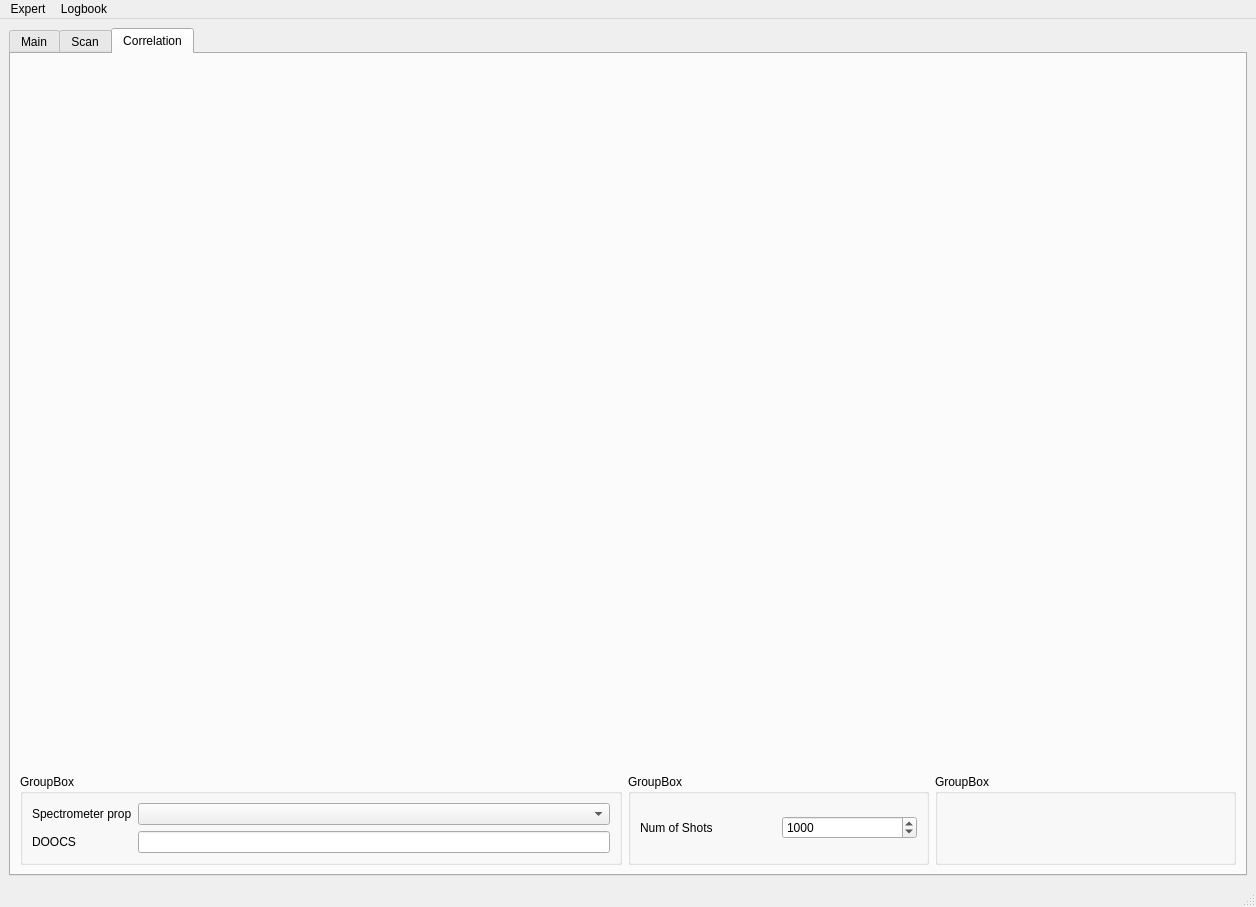
Above: gui/UISpectrometer.ui from sergey-tomin/pyhirex before the change. Below: the same form after it.
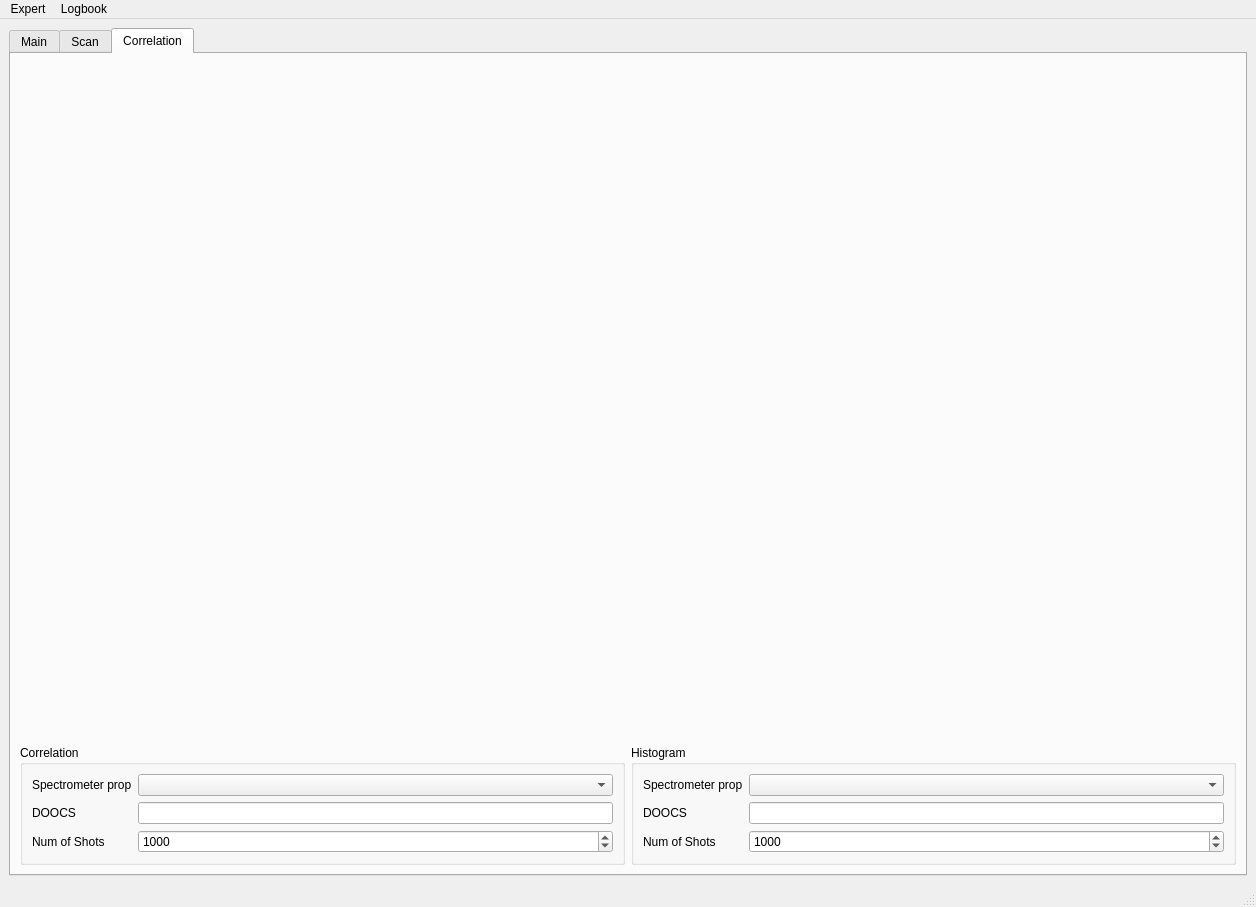
That is the form after the change. The open tabs and pages were chosen to show the change.

```diff
--- a/gui/UISpectrometer.ui
+++ b/gui/UISpectrometer.ui
@@ -803,38 +803,6 @@
         <string>Correlation</string>
        </attribute>
        <layout class="QGridLayout" name="gridLayout_15">
-        <item row="1" column="2">
-         <widget class="QGroupBox" name="groupBox_8">
-          <property name="title">
-           <string>GroupBox</string>
-          </property>
-          <layout class="QGridLayout" name="gridLayout_17">
-           <item row="0" column="1">
-            <widget class="QSpinBox" name="sb_n_shots">
-             <property name="minimum">
-              <number>1</number>
-             </property>
-             <property name="maximum">
-              <number>10000</number>
-             </property>
-             <property name="singleStep">
-              <number>100</number>
-             </property>
-             <property name="value">
-              <number>1000</number>
-             </property>
-            </widget>
-           </item>
-           <item row="0" column="0">
-            <widget class="QLabel" name="label_16">
-             <property name="text">
-              <string>Num of Shots</string>
-             </property>
-            </widget>
-           </item>
-          </layout>
-         </widget>
-        </item>
         <item row="0" column="0" colspan="2">
          <widget class="QWidget" name="widget_correl" native="true">
           <property name="sizePolicy">
@@ -845,20 +813,13 @@
           </property>
          </widget>
         </item>
-        <item row="1" column="3">
-         <widget class="QGroupBox" name="groupBox_10">
-          <property name="title">
-           <string>GroupBox</string>
-          </property>
-         </widget>
-        </item>
         <item row="0" column="2" colspan="2">
          <widget class="QWidget" name="widget_hist" native="true"/>
         </item>
         <item row="1" column="0" colspan="2">
          <widget class="QGroupBox" name="groupBox_7">
           <property name="title">
-           <string>GroupBox</string>
+           <string>Correlation</string>
           </property>
           <layout class="QGridLayout" name="gridLayout_16">
            <item row="1" column="1">
@@ -885,6 +846,81 @@
             <widget class="QLabel" name="label_18">
              <property name="text">
               <string>Spectrometer prop</string>
+             </property>
+            </widget>
+           </item>
+           <item row="2" column="0">
+            <widget class="QLabel" name="label_16">
+             <property name="text">
+              <string>Num of Shots</string>
+             </property>
+            </widget>
+           </item>
+           <item row="2" column="1">
+            <widget class="QSpinBox" name="sb_n_shots">
+             <property name="minimum">
+              <number>1</number>
+             </property>
+             <property name="maximum">
+              <number>10000</number>
+             </property>
+             <property name="singleStep">
+              <number>100</number>
+             </property>
+             <property name="value">
+              <number>1000</number>
+             </property>
+            </widget>
+           </item>
+          </layout>
+         </widget>
+        </item>
+        <item row="1" column="2" colspan="2">
+         <widget class="QGroupBox" name="groupBox_8">
+          <property name="title">
+           <string>Histogram</string>
+          </property>
+          <layout class="QGridLayout" name="gridLayout_17">
+           <item row="2" column="1">
+            <widget class="QSpinBox" name="sb_n_shots_hist">
+             <property name="minimum">
+              <number>1</number>
+             </property>
+             <property name="maximum">
+              <number>10000</number>
+             </property>
+             <property name="singleStep">
+              <number>100</number>
+             </property>
+             <property name="value">
+              <number>1000</number>
+             </property>
+            </widget>
+           </item>
+           <item row="0" column="1">
+            <widget class="QComboBox" name="cb_hist_spect"/>
+           </item>
+           <item row="1" column="1">
+            <widget class="QLineEdit" name="le_doocs_ch_hist"/>
+           </item>
+           <item row="0" column="0">
+            <widget class="QLabel" name="label_19">
+             <property name="text">
+              <string>Spectrometer prop</string>
+             </property>
+            </widget>
+           </item>
+           <item row="1" column="0">
+            <widget class="QLabel" name="label_20">
+             <property name="text">
+              <string>DOOCS </string>
+             </property>
+            </widget>
+           </item>
+           <item row="2" column="0">
+            <widget class="QLabel" name="label_21">
+             <property name="text">
+              <string>Num of Shots</string>
              </property>
             </widget>
            </item>
```
